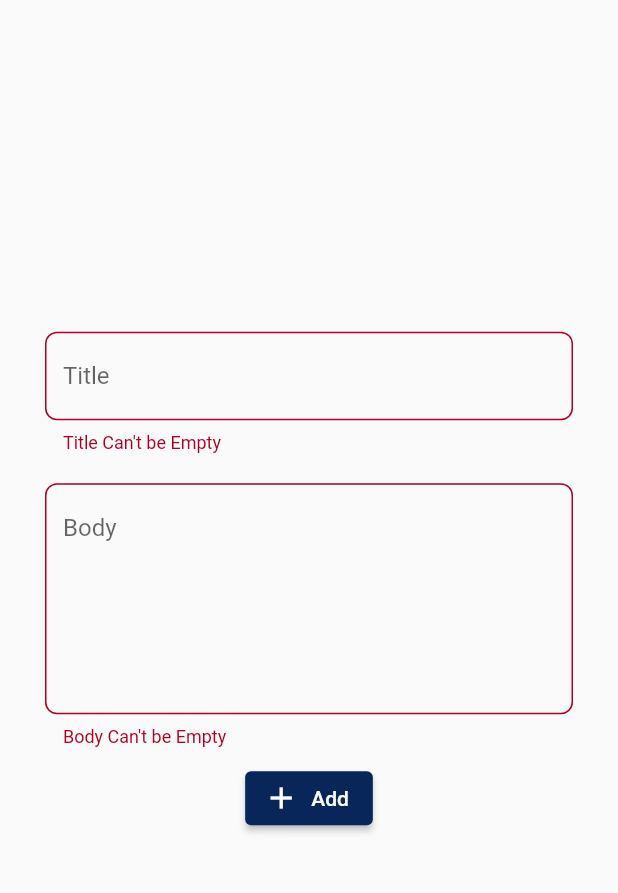
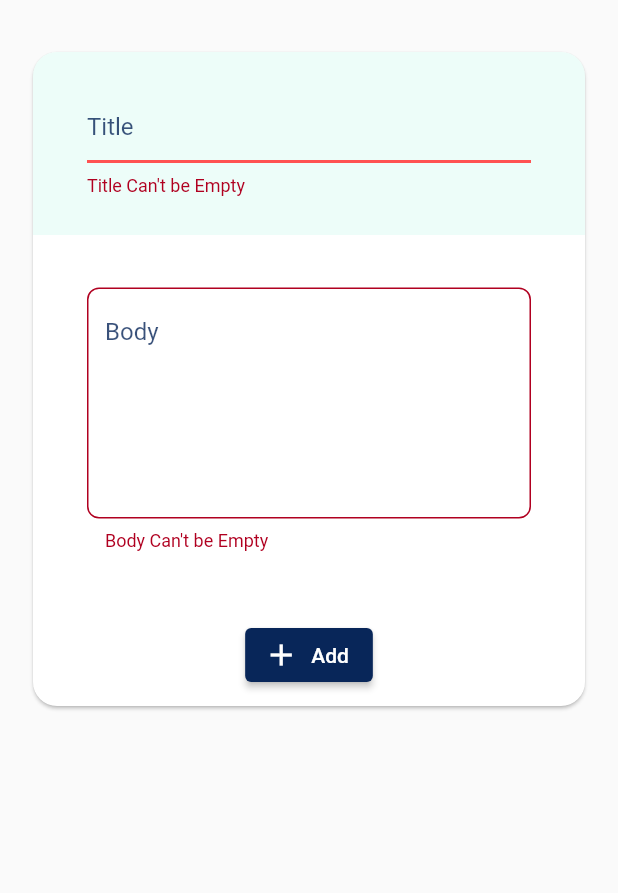
Before and after one commit to sedramerkhan/PostsAppCleanArchiticure, a Flutter app: the PostAddUpdatePage screen opened directly, after a tap on "Add", on a phone screen of 412 x 824 dp, the part 110-1003 px from its top. Run offline on Flutter 3.47's test engine with Material 2 defaults, Android fonts, the phone set to English and light mode, and no system bars; our stand-ins replace bloc, dartz, equatable, flutter_bloc, get_it, internet_connection_checker and 1 more; accounts and stored records are empty; network calls fail.

Commit message:
customise Add Update Page

```diff
--- a/lib/core/widgets/appbar/appbar_widget.dart
+++ b/lib/core/widgets/appbar/appbar_widget.dart
@@ -1,5 +1,5 @@
 import 'package:clean_architecture_posts_app/core/app_theme.dart';
-import 'package:clean_architecture_posts_app/core/widgets/appbar/BackgroundWaveClipper.dart';
+import 'package:clean_architecture_posts_app/core/widgets/appbar/background_wave_clipper.dart';
 import 'package:flutter/material.dart';
 
 class AppBarWidget extends StatelessWidget implements PreferredSizeWidget {
--- a/lib/features/posts/presentation/pages/post_add_update_page.dart
+++ b/lib/features/posts/presentation/pages/post_add_update_page.dart
@@ -26,8 +26,7 @@ class PostAddUpdatePage extends StatelessWidget {
   }
 
   Widget _buildBody(BuildContext context) {
-    return Center(
-      child: Padding(
+    return Padding(
         padding: const EdgeInsets.all(10),
         child:
             BlocConsumer<AddDeleteUpdatePostBloc, AddDeleteUpdatePostState>(
@@ -53,7 +52,6 @@ class PostAddUpdatePage extends StatelessWidget {
             return FormWidget(
                 isUpdatePost: isUpdatePost, post: isUpdatePost ? post : null);
           },
-          )),
-    );
+        ));
   }
 }
--- a/lib/features/posts/presentation/pages/posts_page.dart
+++ b/lib/features/posts/presentation/pages/posts_page.dart
@@ -52,7 +52,7 @@ class PostsPage extends StatelessWidget {
                       isUpdatePost: false,
                     )));
       },
-      child: const Icon(Icons.add),
+      child: const Icon(Icons.add,color: Colors.white,),
     );
   }
 
--- a/lib/features/posts/presentation/widgets/post_add_update_page/form_widget.dart
+++ b/lib/features/posts/presentation/widgets/post_add_update_page/form_widget.dart
@@ -3,6 +3,7 @@ import 'package:clean_architecture_posts_app/features/posts/presentation/widgets
 import 'package:flutter/material.dart';
 import 'package:flutter_bloc/flutter_bloc.dart';
 
+import '../../../../../core/app_theme.dart';
 import '../../../domain/entities/posts.dart';
 import '../../bloc/add_delete_update_post/add_delete_update_post_event.dart';
 import 'form_submit_btn.dart';
@@ -36,28 +37,61 @@ class _FormWidgetState extends State<FormWidget> {
 
   @override
   Widget build(BuildContext context) {
+    const double radius = 16;
+
     return Form(
         key: _formKey,
+        child: Padding(
+          padding: const EdgeInsets.symmetric(horizontal: 8, vertical: 4),
+          child: Card(
+            shape: RoundedRectangleBorder(
+              borderRadius: BorderRadius.circular(radius),
+            ),
+            child: SingleChildScrollView(
               child: Column(
-        mainAxisAlignment: MainAxisAlignment.center,
-        crossAxisAlignment: CrossAxisAlignment.center,
+                mainAxisSize: MainAxisSize.min,
                 children: [
-          TextFormFieldWidget(
+                  Container(
+                    width: double.infinity,
+                    decoration: BoxDecoration(
+                      color: secondaryColor.withOpacity(0.1),
+                      borderRadius: const BorderRadius.only(
+                          topRight: Radius.circular(radius),
+                          topLeft: Radius.circular(radius)),
+                    ),
+                    child: Padding(
+                      padding: const EdgeInsets.symmetric(
+                          horizontal: 16.0, vertical: 16),
+                      child: TextFormFieldWidget(
                         name: "Title",
                         multiLines: false,
                         controller: _titleController,
                       ),
-          TextFormFieldWidget(
+                    ),
+                  ),
+                  Padding(
+                    padding: const EdgeInsets.symmetric(
+                        horizontal: 16.0, vertical: 25),
+                    child: TextFormFieldWidget(
                       name: "Body",
                       multiLines: true,
                       controller: _bodyController,
                     ),
+                  ),
+                  const SizedBox(
+                    height: 10,
+                  ),
                   FormSubmitBtn(
                       isUpdatePost: widget.isUpdatePost,
                       onPressed: validateFormThenUpdateOrAddPost),
+                  const SizedBox(
+                    height: 10,
+                  ),
                 ],
               ),
-    );
+            ),
+          ),
+        ));
   }
 
   void validateFormThenUpdateOrAddPost() {
--- a/lib/features/posts/presentation/widgets/post_add_update_page/text_form_field_widget.dart
+++ b/lib/features/posts/presentation/widgets/post_add_update_page/text_form_field_widget.dart
@@ -1,15 +1,17 @@
+import 'package:clean_architecture_posts_app/core/app_theme.dart';
 import 'package:flutter/material.dart';
 
 class TextFormFieldWidget extends StatelessWidget {
-
   final String name;
   final bool multiLines;
   final TextEditingController controller;
 
-  const TextFormFieldWidget({Key? key, required this.name,
+  const TextFormFieldWidget({
+    Key? key,
+    required this.name,
     required this.multiLines,
-    required this.controller,})
-      : super(key: key);
+    required this.controller,
+  }) : super(key: key);
 
   @override
   Widget build(BuildContext context) {
@@ -18,11 +20,36 @@ class TextFormFieldWidget extends StatelessWidget {
       child: TextFormField(
         controller: controller,
         validator: (val) => val!.isEmpty ? "$name Can't be Empty" : null,
-        decoration: InputDecoration(hintText: name),
-        minLines: multiLines?6:1,
-        maxLines: multiLines?6:1,
+        style: const TextStyle(color: primaryColor),
+        decoration: InputDecoration(
+          hintText: name,
+          hintStyle: TextStyle(color: primaryColor.withOpacity(0.8)),
+          enabledBorder: multiLines
+              ? const OutlineInputBorder(
+                  borderSide: BorderSide(width: 1, color: primaryColor),
+                )
+              : const UnderlineInputBorder(
+                  borderSide: BorderSide(width: 2, color: secondaryColor),
+                ),
+          focusedBorder: multiLines
+              ? null
+              : const UnderlineInputBorder(
+                  borderSide: BorderSide(width: 2, color: secondaryColor),
+                ),
+          errorBorder: multiLines
+              ? null
+              : const UnderlineInputBorder(
+                  borderSide: BorderSide(width: 2, color: Colors.redAccent),
+                ),
+          focusedErrorBorder: multiLines
+              ? null
+              : const UnderlineInputBorder(
+                  borderSide: BorderSide(width: 2, color: Colors.redAccent),
+                ),
+        ),
+        minLines: multiLines ? 6 : 1,
+        maxLines: multiLines ? 6 : 1,
       ),
     );
-
   }
 }
```
Also changed, not shown: lib/core/widgets/appbar/background_wave_clipper.dart (renamed from lib/core/widgets/appbar/BackgroundWaveClipper.dart). Lines whose indentation alone changed are shown as unchanged.
